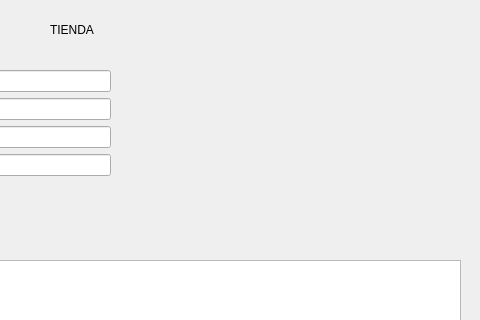
This is tiendaAdministrada/src/ui/mainwindow.ui in RojasSancho/TareaProgramada4-C16882 as Qt 5 draws it before an edit; both pictures show x 320 to 800 and y 0 to 320 of the 800 by 600 pixel window. The edited form follows.
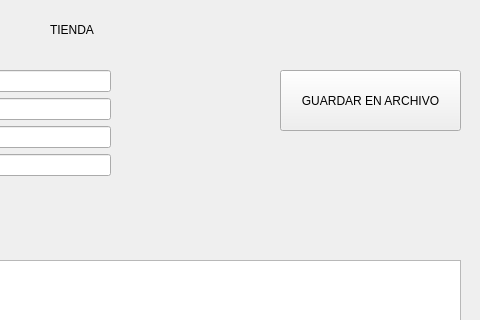
This is the edited form.

Commit message: Guardar en archivo listo a priori

Patch:
```diff
--- a/tiendaAdministrada/src/ui/mainwindow.ui
+++ b/tiendaAdministrada/src/ui/mainwindow.ui
@@ -154,6 +154,19 @@
      <string>Modificar no. de existencias de producto</string>
     </property>
    </widget>
+   <widget class="QPushButton" name="btnGuardarEnArchivo">
+    <property name="geometry">
+     <rect>
+      <x>600</x>
+      <y>70</y>
+      <width>181</width>
+      <height>61</height>
+     </rect>
+    </property>
+    <property name="text">
+     <string>GUARDAR EN ARCHIVO</string>
+    </property>
+   </widget>
   </widget>
   <widget class="QStatusBar" name="statusbar"/>
  </widget>
```
The commit also changes 8 other files.
